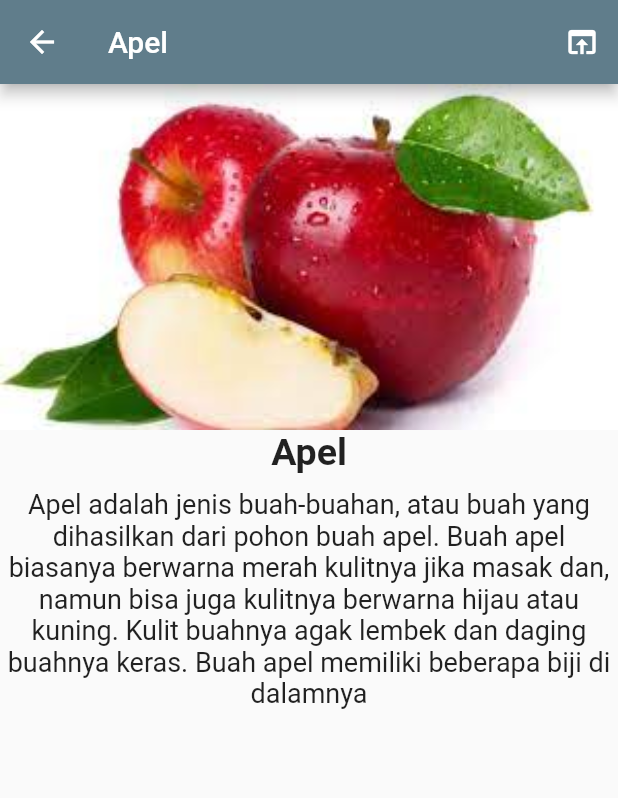
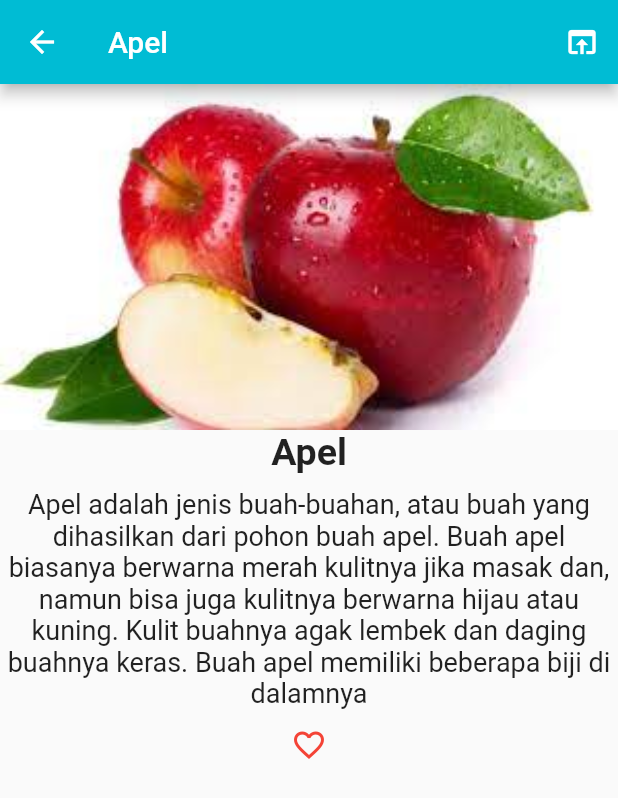
Before and after one commit to yuliaaaaa678/BuahAplikasi, a Flutter app: the screen it shows after launch, after a tap on "Apel", on a phone screen of 412 x 824 dp. Shown: the top 798 px of the screen. Run offline on Flutter 3.47's test engine with Material 2 defaults, Android fonts, the light colour scheme and no system bars; missing offline and left inert: flutter_webview_plugin.

Commit message:
first commit

```diff
--- a/lib/page/buah_page.dart
+++ b/lib/page/buah_page.dart
@@ -11,7 +11,7 @@ class BuahPage extends StatelessWidget {
     return Scaffold(
       appBar: AppBar(
         title: Text("Buah-buahan"),
-        backgroundColor: Colors.yellow,
+        backgroundColor: Colors.purple,
       ),
       body: ListView.builder(
           itemCount: BuahData.itemCount,
@@ -30,8 +30,8 @@ class BuahPage extends StatelessWidget {
                 padding: const EdgeInsets.all(8.0),
                 child: Card(
                   elevation: 7,
-                  color: Colors.blueGrey[500],
-                  shadowColor: Colors.blueGrey,
+                  color: Colors.cyan[500],
+                  shadowColor: Colors.cyan,
                   child: Padding(
                     padding: const EdgeInsets.all(8.0),
                     child: Row(
--- a/lib/page/detailbuah_page.dart
+++ b/lib/page/detailbuah_page.dart
@@ -11,7 +11,7 @@ class DetailBuahPage extends StatelessWidget {
   Widget build(BuildContext context) {
     return Scaffold(
       appBar: AppBar(
-        backgroundColor: Colors.blueGrey,
+        backgroundColor: Colors.cyan,
         title: Text(buah!.namaBuah!),
         actions: [
           IconButton(
@@ -33,7 +33,7 @@ class DetailBuahPage extends StatelessWidget {
               width: double.infinity,
               child: Image.asset(
                 buah!.gambarBuah!,
-                fit: BoxFit.fill,
+                fit: BoxFit.cover,
               ),
             ),
             Text(
@@ -46,6 +46,7 @@ class DetailBuahPage extends StatelessWidget {
               textAlign: TextAlign.center,
               style: const TextStyle(fontSize: 18),
             ),
+            const FavoriteButton(),
           ],
         ),
       ),
```
